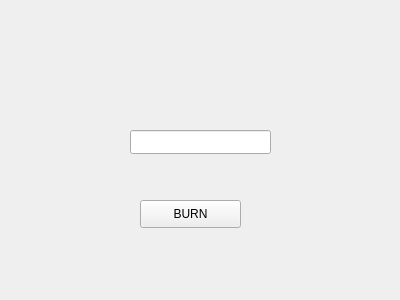
COMU/olric, file AnaPencere.ui: the form before one commit.
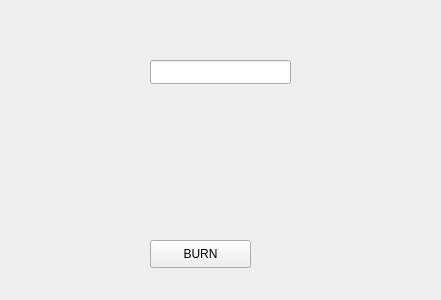
The form after the commit.

Diff of the .ui file:
```diff
--- a/AnaPencere.ui
+++ b/AnaPencere.ui
@@ -5,7 +5,7 @@
    <rect>
     <x>0</x>
     <y>0</y>
-    <width>400</width>
+    <width>441</width>
     <height>300</height>
    </rect>
   </property>
@@ -15,8 +15,8 @@
   <widget class="QPushButton" name="buttonBURN" >
    <property name="geometry" >
     <rect>
-     <x>140</x>
-     <y>200</y>
+     <x>150</x>
+     <y>240</y>
      <width>101</width>
      <height>28</height>
     </rect>
@@ -28,8 +28,8 @@
   <widget class="QLineEdit" name="linecdismi" >
    <property name="geometry" >
     <rect>
-     <x>130</x>
-     <y>130</y>
+     <x>150</x>
+     <y>60</y>
      <width>141</width>
      <height>24</height>
     </rect>
```
